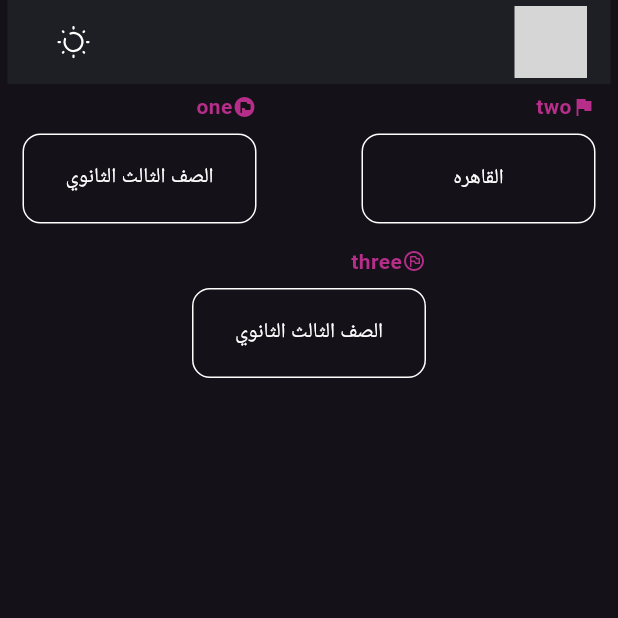
After one commit to ABDO-OS/Easy-bio, a Flutter app: the screen it shows after launch, on a phone screen of 412 x 824 dp, the top half of it. The commit adds this screen. Run offline on Flutter 3.47's test engine with Material 3 defaults, Android fonts, the phone set to English and light mode, and no system bars; our stand-ins replace bloc, flutter_screenutil, flutter_svg; grey boxes are pictures that could not be loaded.

Commit message:
create account page but still did not complete

```diff
--- a/lib/core/style/colors/app_colors.dart
+++ b/lib/core/style/colors/app_colors.dart
@@ -15,5 +15,8 @@ class AppColorss {
   Color get backgroundColor => isDark ? ColorsDark.black2 : ColorsLight.white;
 
   Color get textColor => isDark ? ColorsLight.white : ColorsLight.black;
+
+  Color get infoColor =>
+      isDark ? ColorsLight.white : ColorsLight.secondaryColor;
 }
 // ColorsLight.primaryColor
--- /dev/null
+++ b/lib/features/account/presentation/data/customInfofeld.dart
@@ -0,0 +1,13 @@
+import 'package:flutter/material.dart';
+
+class Custominfofeld {
+  final String lable;
+  final IconData icon;
+  final String value;
+
+  const Custominfofeld({
+    required this.lable,
+    required this.icon,
+    required this.value,
+  });
+}
--- /dev/null
+++ b/lib/features/account/presentation/view/accountscreen.dart
@@ -0,0 +1,52 @@
+import 'package:flutter/material.dart';
+
+import '../../../subscriptions/presentation/widgets/appbar.dart';
+import '../data/customInfofeld.dart';
+import '../widgets/profilefield.dart';
+
+class Accountscreen extends StatelessWidget {
+  const Accountscreen({super.key});
+
+  @override
+  Widget build(BuildContext context) {
+    return const Scaffold(
+      appBar: CostimeAppbar(),
+      body: Padding(
+        padding: EdgeInsets.symmetric(vertical: 5, horizontal: 15),
+        child: Column(
+          crossAxisAlignment: CrossAxisAlignment.center,
+          children: [
+            Row(
+              mainAxisAlignment: MainAxisAlignment.center,
+              children: [
+                Profilefield(
+                  info: Custominfofeld(
+                    icon: Icons.flag_circle_rounded,
+                    lable: "one",
+                    value: "الصف الثالث الثانوي",
+                  ),
+                ),
+                Spacer(),
+                Profilefield(
+                  info: Custominfofeld(
+                    icon: Icons.flag,
+                    lable: "two",
+                    value: "القاهره",
+                  ),
+                ),
+              ],
+            ),
+            SizedBox(height: 15),
+            Profilefield(
+              info: Custominfofeld(
+                icon: Icons.flag_circle_outlined,
+                lable: "three",
+                value: "الصف الثالث الثانوي",
+              ),
+            ),
+          ],
+        ),
+      ),
+    );
+  }
+}
--- /dev/null
+++ b/lib/features/account/presentation/widgets/profilefield.dart
@@ -0,0 +1,59 @@
+import 'package:easy_bio/core/extensions/context_extension.dart';
+import 'package:flutter/material.dart';
+import '../data/customInfofeld.dart';
+
+class Profilefield extends StatelessWidget {
+  const Profilefield({super.key, required this.info});
+  final Custominfofeld info;
+
+  @override
+  Widget build(BuildContext context) {
+    return SizedBox(
+      width: 156,
+      child: Column(
+        // crossAxisAlignment: CrossAxisAlignment.start,
+        children: [
+          Row(
+            mainAxisAlignment: MainAxisAlignment.end,
+            children: [
+              Text(
+                info.lable,
+                style: TextStyle(
+                  color: context.color.primaryColor,
+                  fontWeight: FontWeight.w600,
+                ),
+              ),
+              Icon(info.icon, size: 16, color: context.color.primaryColor),
+            ],
+          ),
+
+          const SizedBox(height: 8),
+          Stack(
+            children: [
+              Container(
+                padding: const EdgeInsets.all(12),
+                height: 60,
+                decoration: BoxDecoration(
+                  border: Border.all(color: context.color.infoColor),
+                  borderRadius: BorderRadius.circular(12),
+                ),
+                child: Align(
+                  alignment: Alignment.centerLeft,
+                  child: Center(
+                    child: Text(
+                      info.value,
+                      style: TextStyle(
+                        color: context.color.infoColor,
+                        fontSize: 14,
+                      ),
+                    ),
+                  ),
+                ),
+              ),
+            ],
+          ),
+        ],
+      ),
+    );
+  }
+}
--- a/lib/features/subscriptions/presentation/widgets/appbar.dart
+++ b/lib/features/subscriptions/presentation/widgets/appbar.dart
@@ -1,3 +1,4 @@
+import 'package:easy_bio/core/extensions/context_extension.dart';
 import 'package:flutter/material.dart';
 import 'package:flutter_svg/flutter_svg.dart';
 
@@ -11,7 +12,7 @@ class CostimeAppbar extends StatelessWidget implements PreferredSizeWidget {
     return Padding(
       padding: const EdgeInsets.symmetric(horizontal: 5.0),
       child: AppBar(
-        backgroundColor: Theme.of(context).primaryColor,
+        backgroundColor: context.color.backgroundColor,
         title: Row(
           children: [
             IconButton(
--- a/lib/main.dart
+++ b/lib/main.dart
@@ -2,6 +2,7 @@ import 'package:easy_bio/features/subscriptions/presentation/view/subscriptionsc
 import 'package:flutter/material.dart';
 import 'package:flutter_screenutil/flutter_screenutil.dart';
 import 'core/style/colors/colors.dart' as appColors;
+import 'features/account/presentation/view/accountscreen.dart';
 
 void main() {
   runApp(const MyApp());
@@ -24,7 +25,7 @@ class MyApp extends StatelessWidget {
           primaryColor: appColors.ColorsDark.black2,
         ),
         themeMode: ThemeMode.dark,
-        home: const Subscriptionscreen(),
+        home: const Accountscreen(),
       ),
     );
   }
```
Also changed, not shown: assets/images/app_icon_dark.svg, assets/images/app_icon_white.svg, assets/images/logodark.png (added), assets/images/logolight.png (added).
